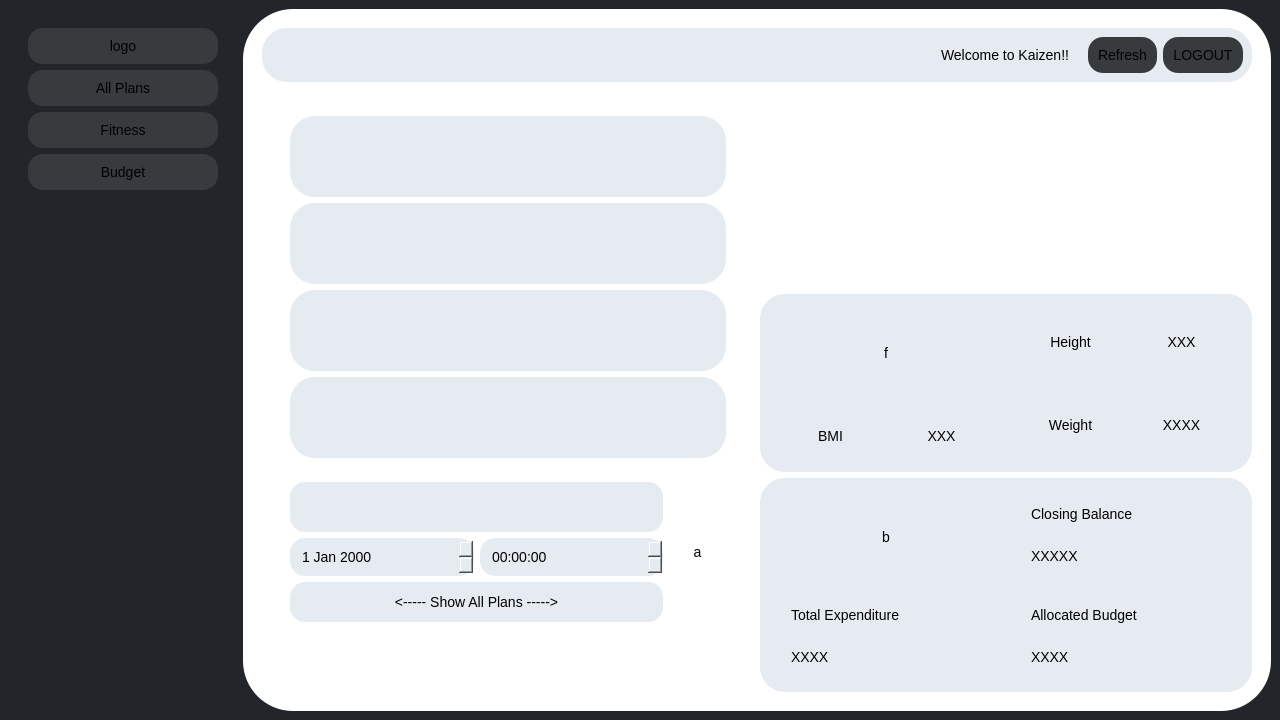
Qt form K/planner.ui (burr1to/kaizen) before a commit.
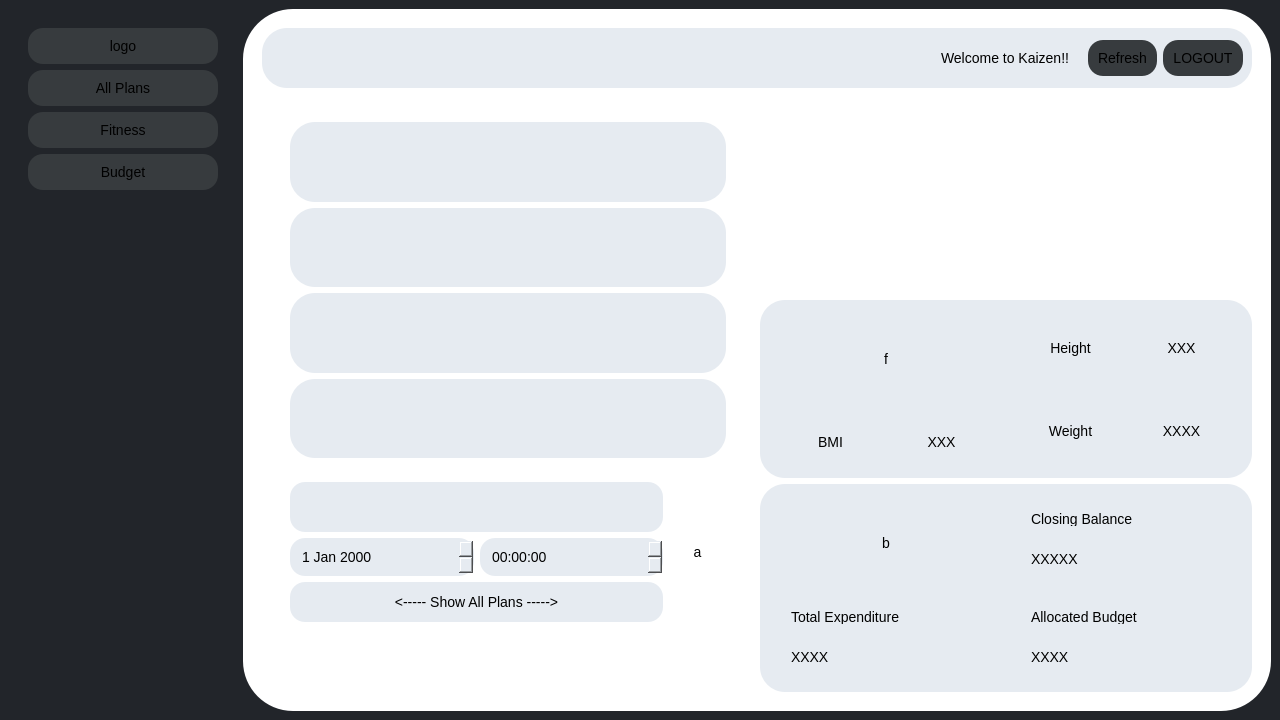
The same form after that commit. Icons and pictures are not drawn.

What changed in the file:
```diff
--- a/K/planner.ui
+++ b/K/planner.ui
@@ -143,6 +143,12 @@
       <layout class="QVBoxLayout" name="verticalLayout_2" stretch="3,21">
        <item>
         <widget class="QWidget" name="Hello" native="true">
+         <property name="minimumSize">
+          <size>
+           <width>0</width>
+           <height>60</height>
+          </size>
+         </property>
          <property name="styleSheet">
           <string notr="true">border:0px;
 border-radius:25px;
```
